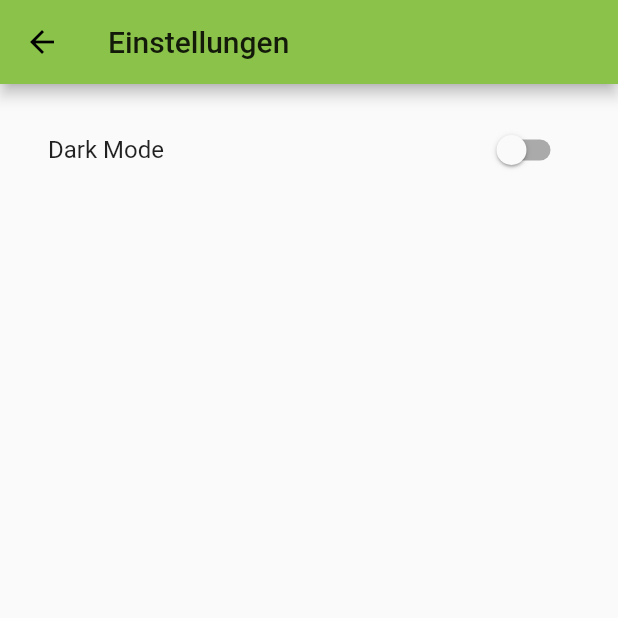
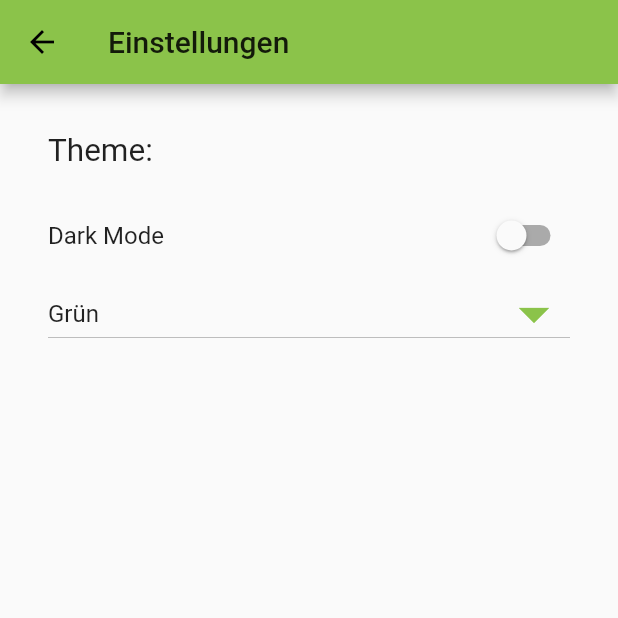
Before and after one commit to Davomat/Qwiz, a Flutter app: the SettingsPage screen opened by its route, on a phone screen of 412 x 824 dp, the top half of it. Run offline on Flutter 3.47's test engine with Material 2 defaults, Android fonts, the phone set to English and light mode, and no system bars.

Commit message:
added theme color enem and dropdown

```diff
--- a/lib/settings.dart
+++ b/lib/settings.dart
@@ -1,10 +1,20 @@
-import 'package:code_labs/theme_provider.dart';
+import 'package:flutter/cupertino.dart';
 import 'package:flutter/material.dart';
 import 'package:provider/provider.dart';
 
+import 'theme_color.dart';
+import 'theme_provider.dart';
 
-class SettingsPage extends StatelessWidget {
+
+class SettingsPage extends StatefulWidget {
   static final routeName = '/settings';
+
+  @override
+  _SettingsPageState createState() => _SettingsPageState();
+}
+
+class _SettingsPageState extends State<SettingsPage> {
+  String _dropdownValue = 'Grün';
 
   @override
   Widget build(BuildContext context) {
@@ -13,17 +23,41 @@ class SettingsPage extends StatelessWidget {
         title: Text('Einstellungen'),
       ),
       body: Padding(
-        padding: EdgeInsets.all(16.0),
+        padding: EdgeInsets.all(32.0),
         child: Column(
+          crossAxisAlignment: CrossAxisAlignment.start,
           children: [
+            Text('Theme:', textScaleFactor: 1.5),
+            SizedBox(height: 16.0),
             Consumer<ThemeNotifier>(
               builder:(context, notifier, child) => SwitchListTile(
+                contentPadding: EdgeInsets.all(0.0),
                 title: Text("Dark Mode"),
                 onChanged:(value){
                   notifier.toggleTheme();
                 } ,
                 value: notifier.darkTheme,
               ),
+            ),
+            DropdownButton(
+              iconSize: 48.0,
+              isExpanded: true,
+              iconEnabledColor: Theme.of(context).primaryColor,
+              iconDisabledColor: Theme.of(context).primaryColor,
+              value: _dropdownValue,
+              items: getAllColors()
+                .map<String>((ThemeColor color) => stringOf(color))
+                .map<DropdownMenuItem<String>>((String value) {
+                return DropdownMenuItem(
+                  value: value,
+                  child: Text(value),
+                );
+              }).toList(),
+              onChanged: (String? newValue) {
+                setState(() {
+                  _dropdownValue = newValue!;
+                });
+              },
             ),
           ],
         ),
@@ -49,3 +83,8 @@ class SettingsButton extends StatelessWidget {
     );
   }
 }
+
+class FadeTransitionBuilder extends PageTransitionsBuilder {
+  @override
+  Widget buildTransitions<T>(_, __, animation, ___, child) => FadeTransition(opacity: animation, child: child);
+}
--- /dev/null
+++ b/lib/theme_color.dart
@@ -0,0 +1,69 @@
+import 'package:flutter/material.dart';
+
+enum ThemeColor {
+  amber,
+  blue,
+  brown,
+  green,
+  indigo,
+  lime,
+  orange,
+  pink,
+  purple,
+  red,
+  teal,
+  yellow,
+}
+
+List<ThemeColor> getAllColors() {
+  return <ThemeColor>[
+    ThemeColor.amber,
+    ThemeColor.blue,
+    ThemeColor.brown,
+    ThemeColor.green,
+    ThemeColor.indigo,
+    ThemeColor.lime,
+    ThemeColor.orange,
+    ThemeColor.pink,
+    ThemeColor.purple,
+    ThemeColor.red,
+    ThemeColor.teal,
+    ThemeColor.yellow,
+  ];
+}
+
+String stringOf(ThemeColor colorIN) {
+  switch (colorIN) {
+    case ThemeColor.amber:  return 'Bernstein';
+    case ThemeColor.blue:   return 'Blau';
+    case ThemeColor.brown:  return 'Braun';
+    case ThemeColor.green:  return 'Grün';
+    case ThemeColor.indigo: return 'indigo';
+    case ThemeColor.lime:   return 'Lime';
+    case ThemeColor.orange: return 'Orange';
+    case ThemeColor.pink:   return 'Pink';
+    case ThemeColor.purple: return 'Lila';
+    case ThemeColor.red:    return 'Rot';
+    case ThemeColor.teal:   return 'Türkis';
+    case ThemeColor.yellow: return 'Gelb';
+    default:                return '';
+  }
+}
+
+Color colorOf(ThemeColor colorIN) {
+  switch (colorIN) {
+    case ThemeColor.amber:  return Colors.amber;
+    case ThemeColor.blue:   return Colors.lightBlue;
+    case ThemeColor.brown:  return Colors.brown;
+    case ThemeColor.green:  return Colors.lightGreen;
+    case ThemeColor.indigo: return Colors.indigo;
+    case ThemeColor.lime:   return Colors.lime;
+    case ThemeColor.orange: return Colors.orange;
+    case ThemeColor.pink:   return Colors.pink;
+    case ThemeColor.purple: return Colors.deepPurple;
+    case ThemeColor.red:    return Colors.red;
+    case ThemeColor.teal:   return Colors.teal;
+    case ThemeColor.yellow: return Colors.yellow;
+    default:                return Colors.grey;
+  }
+}
--- a/lib/theme_provider.dart
+++ b/lib/theme_provider.dart
@@ -1,34 +1,12 @@
 import 'package:flutter/material.dart';
 
+import 'theme_color.dart';
 
-class FadeTransitionBuilder extends PageTransitionsBuilder {
-  @override
-  Widget buildTransitions<T>(_, __, animation, ___, child) => FadeTransition(opacity: animation, child: child);
-}
-
-ThemeData light = ThemeData(
-  brightness: Brightness.light,
-  primarySwatch: Colors.lightGreen,
-  primaryColor: Colors.lightGreen,
-  pageTransitionsTheme: PageTransitionsTheme(builders: {
-    TargetPlatform.iOS: FadeTransitionBuilder(),
-    TargetPlatform.android: FadeTransitionBuilder(),
-  }),
-);
-
-ThemeData dark = ThemeData(
-  brightness: Brightness.dark,
-  primarySwatch: Colors.indigo,
-  primaryColor: Colors.indigo,
-  pageTransitionsTheme: PageTransitionsTheme(builders: {
-    TargetPlatform.iOS: FadeTransitionBuilder(),
-    TargetPlatform.android: FadeTransitionBuilder(),
-  }),
-);
 
 class ThemeNotifier extends ChangeNotifier {
   final key = "theme";
   bool _darkTheme = false;
+  ThemeColor _themeColor = ThemeColor.green;
 
   ThemeNotifier();
 
--- a/lib/title_screen.dart
+++ b/lib/title_screen.dart
@@ -19,7 +19,15 @@ class TitleScreenRoot extends StatelessWidget {
         builder: (context, ThemeNotifier notifier, child) {
           return MaterialApp(
             title: 'Qwiz',
-            theme: notifier.darkTheme ? dark : light,
+            theme: ThemeData(
+              brightness: notifier.darkTheme ? Brightness.dark : Brightness.light,
+              primarySwatch: notifier.darkTheme ? Colors.indigo : Colors.lightGreen,
+              primaryColor: notifier.darkTheme ? Colors.indigo : Colors.lightGreen,
+              pageTransitionsTheme: PageTransitionsTheme(builders: {
+                TargetPlatform.iOS: FadeTransitionBuilder(),
+                TargetPlatform.android: FadeTransitionBuilder(),
+              }),
+            ),
             initialRoute: TitleScreenRoot.routeName,
             routes: {
               SettingsPage.routeName: (context) => SettingsPage(),
```
